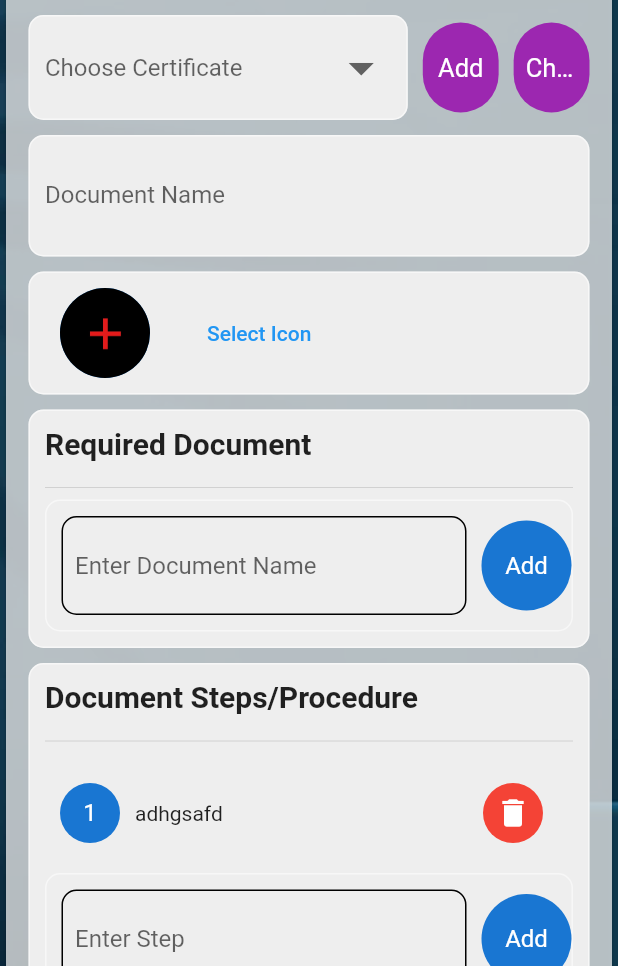
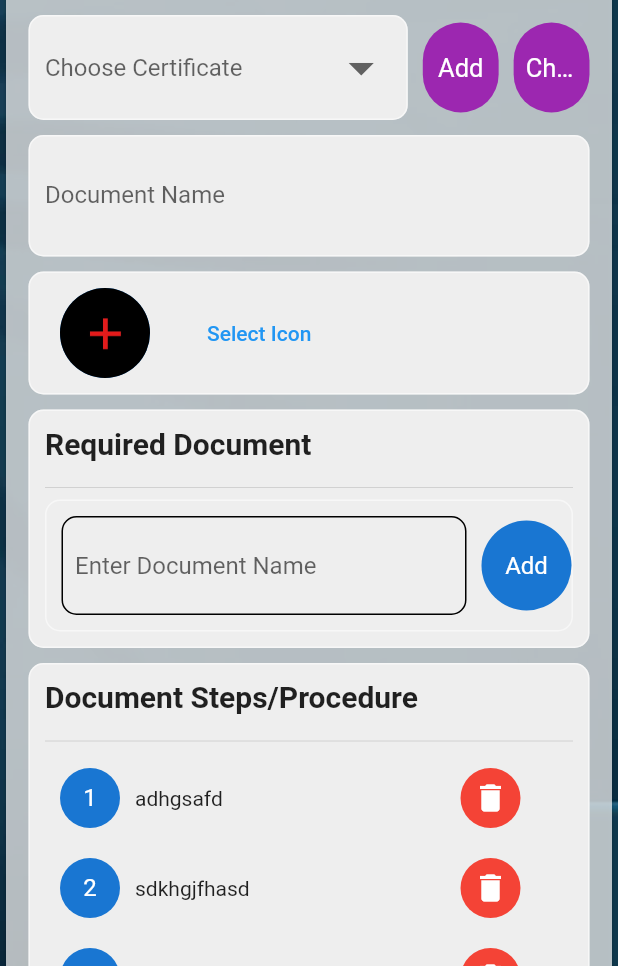
Before and after one commit to yash1001-sojitra/mygovernweb, a Flutter app: the AddnewDoc screen opened by its route, on a phone screen of 412 x 824 dp, the part 270-1236 px from its top. Run offline on Flutter 3.47's test engine with Material 2 defaults, Android fonts, the light colour scheme and no system bars; our stand-ins replace file_picker, fluro, get, lottie.

Commit message:
Added reordering in steps Add category

```diff
--- a/lib/Screens/addOrEdit/widgets/steps.dart
+++ b/lib/Screens/addOrEdit/widgets/steps.dart
@@ -10,7 +10,7 @@ class Steps extends StatefulWidget {
 }
 
 class _StepsState extends State<Steps> {
-  List<String> documentwidget = ['adhgsafd'];
+  List<String> documentwidget = ['adhgsafd', 'sdkhgjfhasd', 'asdhgjasfd'];
 
   final controller = TextEditingController();
   final GlobalKey<FormState> _formKey = GlobalKey<FormState>();
@@ -29,11 +29,39 @@ class _StepsState extends State<Steps> {
           ),
           const SizedBox(height: 10),
           const Divider(),
-          ListView.builder(
+          ReorderableListView.builder(
             shrinkWrap: true,
             itemCount: documentwidget.length,
             itemBuilder: ((context, index) {
-              return Container(
+              return Stack(
+                key: UniqueKey(),
+                children: [
+                  Center(
+                    child: Container(
+                      alignment: Alignment.centerRight,
+                      padding: const EdgeInsets.all(10),
+                      child: InkWell(
+                        onTap: () {
+                          setState(() {
+                            documentwidget.removeAt(index);
+                          });
+                        },
+                        child: Container(
+                          margin: const EdgeInsets.only(right: 25),
+                          child: const CircleAvatar(
+                            backgroundColor: Colors.red,
+                            child: Icon(
+                              Icons.delete,
+                              color: Colors.white,
+                            ),
+                          ),
+                        ),
+                      ),
+                    ),
+                  ),
+                  ReorderableDragStartListener(
+                    index: index,
+                    child: Container(
                       margin: const EdgeInsets.all(10),
                       child: Row(
                         children: [
@@ -42,27 +70,23 @@ class _StepsState extends State<Steps> {
                           ),
                           const SizedBox(width: 10),
                           Expanded(child: Text(documentwidget[index])),
-                    InkWell(
-                      onTap: () {
-                        setState(() {
-                          documentwidget.removeAt(index);
-                        });
-                      },
-                      child: Container(
-                        padding: const EdgeInsets.all(10),
-                        child: const CircleAvatar(
-                          backgroundColor: Colors.red,
-                          child: Icon(
-                            Icons.delete,
-                            color: Colors.white,
+                        ],
                       ),
                     ),
                   ),
-                    )
                 ],
-                ),
               );
             }),
+            physics: const BouncingScrollPhysics(),
+            onReorder: (int oldIndex, int newIndex) {
+              setState(() {
+                if (oldIndex < newIndex) {
+                  newIndex -= 1;
+                }
+                final item = documentwidget.removeAt(oldIndex);
+                documentwidget.insert(newIndex, item);
+              });
+            },
           ),
           Container(
             decoration: CustomDecoration.containerCornerRadiusDecoration,
```
Lines whose indentation alone changed are shown as unchanged.
